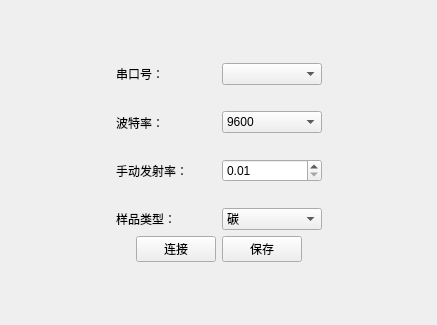
Above: portconnect.ui from Mr-tang0/Infrared_temperature_detection_module before the change. Below: the same form after it.
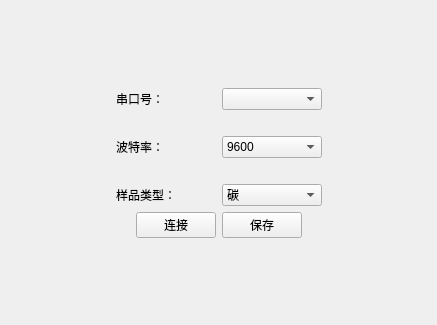
That is the form after the change.

Diff of the .ui file:
```diff
--- a/portconnect.ui
+++ b/portconnect.ui
@@ -86,26 +86,6 @@
            </property>
           </widget>
          </item>
-         <item>
-          <spacer name="horizontalSpacer_3">
-           <property name="orientation">
-            <enum>Qt::Horizontal</enum>
-           </property>
-           <property name="sizeHint" stdset="0">
-            <size>
-             <width>40</width>
-             <height>20</height>
-            </size>
-           </property>
-          </spacer>
-         </item>
-         <item>
-          <widget class="QLabel" name="label_3">
-           <property name="text">
-            <string>手动发射率：</string>
-           </property>
-          </widget>
-         </item>
          <item>
           <spacer name="horizontalSpacer_11">
            <property name="orientation">
@@ -155,32 +135,6 @@
            </item>
           </widget>
          </item>
-         <item>
-          <spacer name="horizontalSpacer_4">
-           <property name="orientation">
-            <enum>Qt::Horizontal</enum>
-           </property>
-           <property name="sizeHint" stdset="0">
-            <size>
-             <width>40</width>
-             <height>20</height>
-            </size>
-           </property>
-          </spacer>
-         </item>
-         <item>
-          <widget class="QDoubleSpinBox" name="emissrate">
-           <property name="minimum">
-            <double>0.010000000000000</double>
-           </property>
-           <property name="maximum">
-            <double>0.990000000000000</double>
-           </property>
-           <property name="singleStep">
-            <double>0.100000000000000</double>
-           </property>
-          </widget>
-         </item>
          <item>
           <spacer name="horizontalSpacer_12">
            <property name="orientation">
```
Left out of the diff: 5 changed lines with no effect on the pictures.
